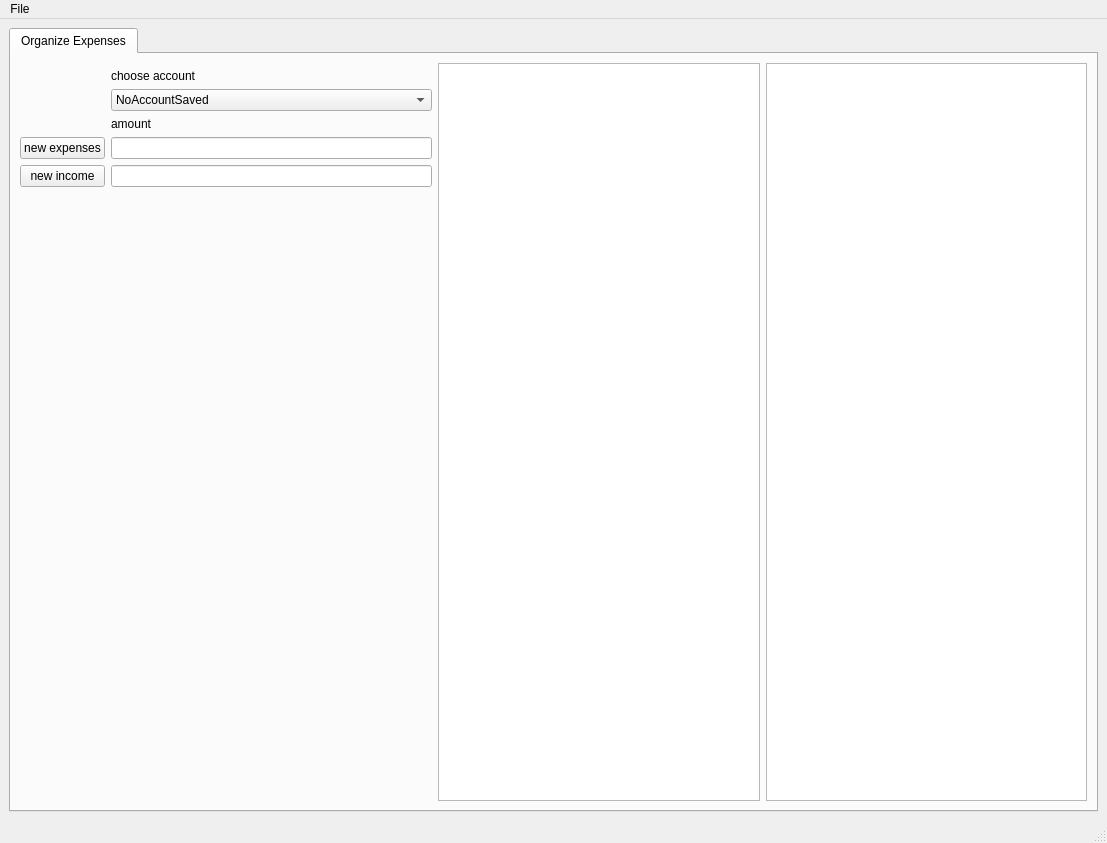
First picture: the form in PyMoneyOrga/PyMoneyOrga/gui/PyMoneyOrgaGui.ui, repository CRaNkXD/PyMoneyOrga, before the edit.
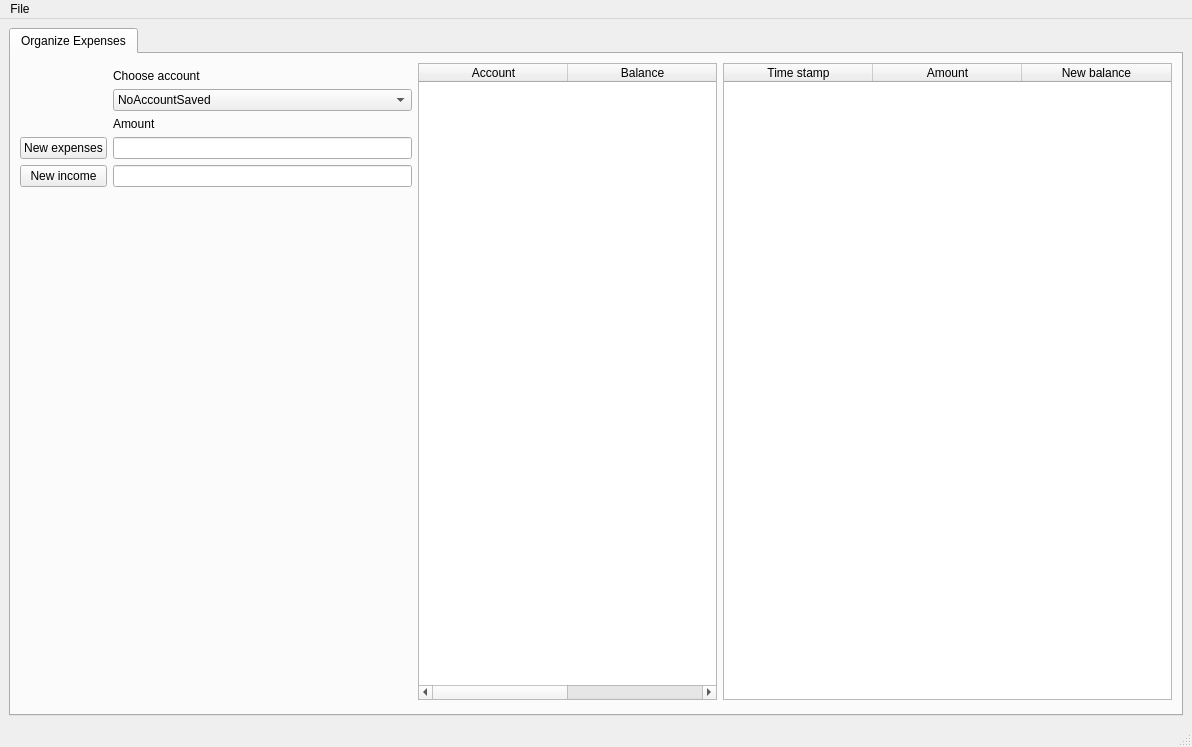
Second picture: the form after the edit.

Commit message: added dialog delete account fixed table widget account problems changed sizes in main gui

What changed in the file:
```diff
--- a/PyMoneyOrga/PyMoneyOrga/gui/PyMoneyOrgaGui.ui
+++ b/PyMoneyOrga/PyMoneyOrga/gui/PyMoneyOrgaGui.ui
@@ -6,16 +6,22 @@
    <rect>
     <x>0</x>
     <y>0</y>
-    <width>1107</width>
-    <height>843</height>
+    <width>1192</width>
+    <height>747</height>
    </rect>
   </property>
   <property name="minimumSize">
    <size>
-    <width>1107</width>
+    <width>0</width>
     <height>0</height>
    </size>
   </property>
+  <property name="maximumSize">
+   <size>
+    <width>16777215</width>
+    <height>16777215</height>
+   </size>
+  </property>
   <property name="windowTitle">
    <string>PyMoneyOrga</string>
   </property>
@@ -35,9 +41,6 @@
          <layout class="QGridLayout" name="gridLayout_4">
           <item row="0" column="0">
            <layout class="QGridLayout" name="gridLayout">
-            <item row="4" column="1">
-             <widget class="QLineEdit" name="inputAddExpenses"/>
-            </item>
             <item row="6" column="1">
              <spacer name="verticalSpacer">
               <property name="orientation">
@@ -51,20 +54,101 @@
               </property>
              </spacer>
             </item>
+            <item row="3" column="1">
+             <widget class="QLabel" name="labelAddExpenses">
+              <property name="text">
+               <string>Amount</string>
+              </property>
+              <property name="buddy">
+               <cstring>inputAddExpenses</cstring>
+              </property>
+             </widget>
+            </item>
             <item row="4" column="0">
              <widget class="QPushButton" name="buttonAddExpenses">
               <property name="text">
-               <string>new expenses</string>
+               <string>New expenses</string>
               </property>
              </widget>
             </item>
-            <item row="5" column="1">
-             <widget class="QLineEdit" name="inputAddIncome"/>
+            <item row="0" column="2" rowspan="7">
+             <widget class="QTableWidget" name="tableWidgetAccounts">
+              <property name="showGrid">
+               <bool>true</bool>
+              </property>
+              <property name="sortingEnabled">
+               <bool>true</bool>
+              </property>
+              <attribute name="horizontalHeaderCascadingSectionResizes">
+               <bool>false</bool>
+              </attribute>
+              <attribute name="horizontalHeaderMinimumSectionSize">
+               <number>100</number>
+              </attribute>
+              <attribute name="horizontalHeaderDefaultSectionSize">
+               <number>149</number>
+              </attribute>
+              <attribute name="horizontalHeaderStretchLastSection">
+               <bool>true</bool>
+              </attribute>
+              <column>
+               <property name="text">
+                <string>Account</string>
+               </property>
+              </column>
+              <column>
+               <property name="text">
+                <string>Balance</string>
+               </property>
+              </column>
+             </widget>
+            </item>
+            <item row="7" column="3">
+             <spacer name="horizontalSpacer_2">
+              <property name="orientation">
+               <enum>Qt::Horizontal</enum>
+              </property>
+              <property name="sizeHint" stdset="0">
+               <size>
+                <width>450</width>
+                <height>5</height>
+               </size>
+              </property>
+             </spacer>
             </item>
             <item row="5" column="0">
              <widget class="QPushButton" name="buttonAddIncome">
               <property name="text">
-               <string>new income</string>
+               <string>New income</string>
+              </property>
+             </widget>
+            </item>
+            <item row="7" column="2">
+             <spacer name="horizontalSpacer">
+              <property name="orientation">
+               <enum>Qt::Horizontal</enum>
+              </property>
+              <property name="sizeHint" stdset="0">
+               <size>
+                <width>300</width>
+                <height>5</height>
+               </size>
+              </property>
+             </spacer>
+            </item>
+            <item row="4" column="1">
+             <widget class="QLineEdit" name="inputAddExpenses"/>
+            </item>
+            <item row="5" column="1">
+             <widget class="QLineEdit" name="inputAddIncome"/>
+            </item>
+            <item row="1" column="1">
+             <widget class="QLabel" name="labelChooseAccount">
+              <property name="text">
+               <string>Choose account</string>
+              </property>
+              <property name="buddy">
+               <cstring>comboChooseAccount</cstring>
               </property>
              </widget>
             </item>
@@ -77,34 +161,54 @@
               </item>
              </widget>
             </item>
-            <item row="1" column="1">
-             <widget class="QLabel" name="labelChooseAccount">
-              <property name="text">
-               <string>choose account</string>
+            <item row="7" column="1">
+             <spacer name="horizontalSpacer_3">
+              <property name="orientation">
+               <enum>Qt::Horizontal</enum>
               </property>
-              <property name="buddy">
-               <cstring>comboChooseAccount</cstring>
+              <property name="sizeHint" stdset="0">
+               <size>
+                <width>300</width>
+                <height>5</height>
+               </size>
               </property>
-             </widget>
-            </item>
-            <item row="3" column="1">
-             <widget class="QLabel" name="labelAddExpenses">
-              <property name="text">
-               <string>amount</string>
-              </property>
-              <property name="buddy">
-               <cstring>inputAddExpenses</cstring>
-              </property>
-             </widget>
+             </spacer>
             </item>
             <item row="0" column="3" rowspan="7">
-             <widget class="QTableWidget" name="tableWidgetTransactions"/>
-            </item>
-            <item row="0" column="2" rowspan="7">
-             <widget class="QTableWidget" name="tableWidgetAccounts">
-              <property name="showGrid">
+             <widget class="QTableWidget" name="tableWidgetTransactions">
+              <property name="sortingEnabled">
                <bool>true</bool>
               </property>
+              <attribute name="horizontalHeaderCascadingSectionResizes">
+               <bool>false</bool>
+              </attribute>
+              <attribute name="horizontalHeaderMinimumSectionSize">
+               <number>100</number>
+              </attribute>
+              <attribute name="horizontalHeaderDefaultSectionSize">
+               <number>149</number>
+              </attribute>
+              <attribute name="horizontalHeaderShowSortIndicator" stdset="0">
+               <bool>true</bool>
+              </attribute>
+              <attribute name="horizontalHeaderStretchLastSection">
+               <bool>true</bool>
+              </attribute>
+              <column>
+               <property name="text">
+                <string>Time stamp</string>
+               </property>
+              </column>
+              <column>
+               <property name="text">
+                <string>Amount</string>
+               </property>
+              </column>
+              <column>
+               <property name="text">
+                <string>New balance</string>
+               </property>
+              </column>
              </widget>
             </item>
            </layout>
@@ -122,7 +226,7 @@
     <rect>
      <x>0</x>
      <y>0</y>
-     <width>1107</width>
+     <width>1192</width>
      <height>21</height>
     </rect>
    </property>
@@ -131,6 +235,7 @@
      <string>File</string>
     </property>
     <addaction name="actionCreate_New_Account"/>
+    <addaction name="actionDeleteAccount"/>
     <addaction name="actionExit"/>
    </widget>
    <addaction name="menuFile"/>
@@ -141,6 +246,16 @@
     <string>Create New Account</string>
    </property>
   </action>
+  <action name="actionDeleteAccount">
+   <property name="text">
+    <string>Delete Account</string>
+   </property>
+  </action>
+  <action name="actionDelete_Account">
+   <property name="text">
+    <string>Delete Account</string>
+   </property>
+  </action>
   <action name="actionExit">
    <property name="text">
     <string>Exit</string>
```
The commit also changes 7 other files.
